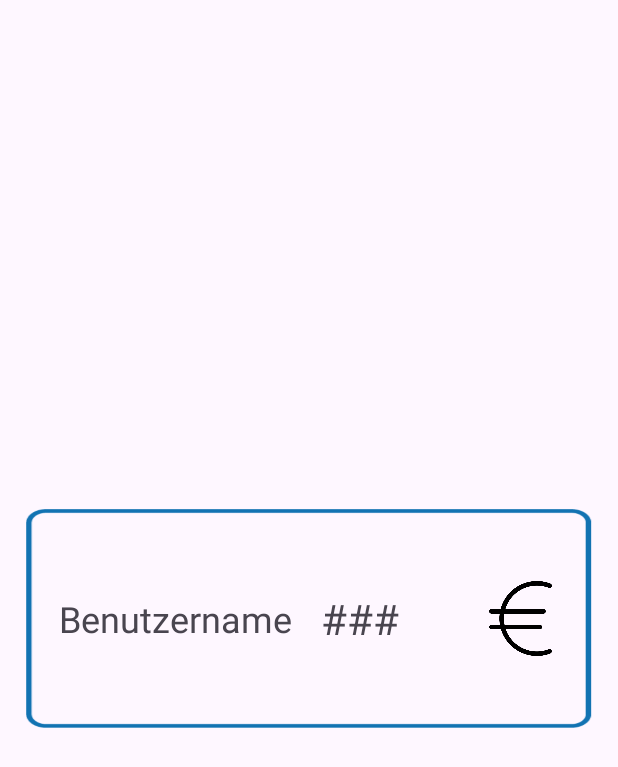
After one commit to UNSERsplit/App, an Android app: the layout layout_transaction_userlist_half.xml on its own in the app's theme, with its tools: preview values and no code run, on a phone screen of 412 x 824 dp. The commit adds this screen. Shown: the top 767 px of the screen. Run offline under Robolectric (Android 15) with nearby library versions, the phone set to English and light mode, and no system bars; network calls fail; Roboto replaces fonts that are not available here.

Commit message:
Transaction - initialized user for Split

```diff
--- /dev/null
+++ b/app/src/main/res/layout/layout_transaction_userlist_half.xml
@@ -0,0 +1,58 @@
+<?xml version="1.0" encoding="utf-8"?>
+<androidx.constraintlayout.widget.ConstraintLayout xmlns:android="http://schemas.android.com/apk/res/android"
+    xmlns:app="http://schemas.android.com/apk/res-auto"
+    xmlns:tools="http://schemas.android.com/tools"
+    android:layout_width="match_parent"
+    android:layout_height="match_parent">
+
+    <androidx.constraintlayout.widget.ConstraintLayout
+        android:layout_width="377dp"
+        android:layout_height="146dp"
+
+        app:layout_constraintBottom_toBottomOf="parent"
+        app:layout_constraintEnd_toEndOf="parent"
+        app:layout_constraintStart_toStartOf="parent"
+        android:background="@drawable/background_lightblue_transparent"
+        app:layout_constraintTop_toTopOf="parent">
+
+        <LinearLayout
+            android:layout_width="match_parent"
+            android:layout_height="match_parent"
+            android:gravity="center"
+            android:orientation="horizontal"
+            app:layout_constraintBottom_toBottomOf="parent"
+            app:layout_constraintEnd_toEndOf="parent"
+            app:layout_constraintStart_toStartOf="parent"
+            app:layout_constraintTop_toTopOf="parent"
+            app:layout_constraintVertical_bias="0.0">
+
+            <TextView
+                android:id="@+id/txtViewBenutzername"
+                android:layout_width="wrap_content"
+                android:layout_height="wrap_content"
+                android:layout_marginEnd="19dp"
+                android:gravity="center"
+                android:text="Benutzername"
+                android:textSize="24sp" />
+
+
+            <TextView
+                android:id="@+id/textView4"
+                android:layout_width="wrap_content"
+                android:layout_height="wrap_content"
+                android:layout_marginEnd="56dp"
+                android:gravity="center"
+                android:text="###"
+                android:textSize="28sp" />
+
+            <ImageView
+                android:id="@+id/imageView2"
+                android:layout_width="50dp"
+                android:layout_height="50dp"
+                app:srcCompat="@drawable/euro" />
+
+        </LinearLayout>
+
+    </androidx.constraintlayout.widget.ConstraintLayout>
+
+</androidx.constraintlayout.widget.ConstraintLayout>
```
Also changed, not shown: app/src/main/res/layout/activity_add_transaction.xml (+11 -24 lines), app/src/main/res/drawable/euro.png (added).
